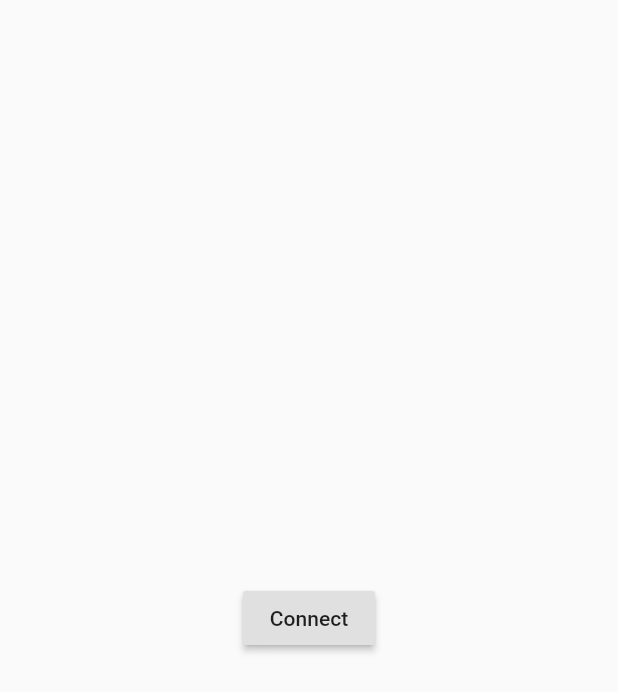
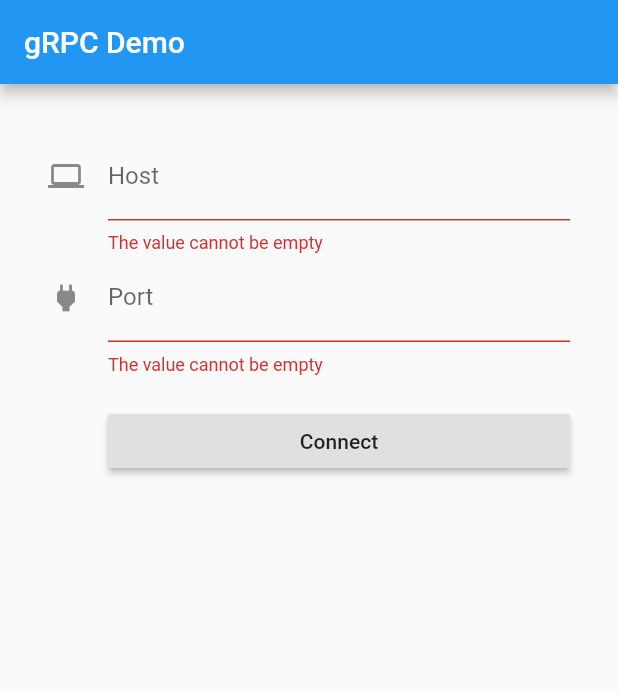
Before and after one commit to djthorpe/flutter, a Flutter app: the screen it shows after launch, after a tap on "Connect", on a phone screen of 412 x 824 dp. Shown: the top 692 px of the screen. Run offline on Flutter 3.47's test engine with Material 2 defaults, Android fonts, the phone set to English and light mode, and no system bars; our stand-ins replace bloc, flutter_bloc, flutter_mobx, mobx, shared_preferences; missing offline and left inert: grpc, zeroconf; generated files the repository leaves out were written again.

Commit message:
Updated code for grpc connection

```diff
--- a/grpc_client/lib/bloc/app.dart
+++ b/grpc_client/lib/bloc/app.dart
@@ -19,23 +19,30 @@ class AppEventStart extends AppEvent {
 }
 
 class AppEventConnect extends AppEvent {
+  final String hostName;
+  final int portNumber;
+
+  AppEventConnect(this.hostName,this.portNumber) : super();
+
   @override
-  String toString() => 'AppEventConnect';
+  String toString() => 'AppEventConnect($hostName:$portNumber)';
 }
 
 class AppEventConnectError extends AppEvent {
   final Exception exception;
 
-  AppEventConnectError(Exception e)
-      : exception = e,
-        super();
+  AppEventConnectError(this.exception) : super();
 
   @override
-  String toString() => 'AppEventConnectError';
+  String toString() => 'AppEventConnectError($exception)';
 }
 
 /////////////////////////////////////////////////////////////////////
 // STATE
+
+enum ConnectState {
+  Disconnected, Connecting, Connected, Error
+}
 
 class AppState {}
 
@@ -44,19 +51,19 @@ class AppStateUninitialized extends AppState {
   String toString() => 'AppStateUninitialized';
 }
 
-class AppConnect extends AppState {
+class AppStateConnect extends AppState {
+  final ConnectState state;
+  final Exception exception;
+
+  AppStateConnect(this.state,{this.exception}) : super();
+
   @override
-  String toString() => 'AppConnect';
+  String toString() => 'AppStateConnect($state,$exception)';
 }
 
-class AppStarted extends AppState {
+class AppStateStarted extends AppState {
   @override
-  String toString() => 'AppStarted';
-}
-
-class AppDisconnect extends AppState {
-  @override
-  String toString() => 'AppDisconnect';
+  String toString() => 'AppStateStarted';
 }
 
 /////////////////////////////////////////////////////////////////////
@@ -67,24 +74,21 @@ class AppBloc extends Bloc<AppEvent, AppState> {
 
   @override
   Stream<AppState> mapEventToState(AppEvent event) async* {
+
+    // Set state to disconnected on start
     if (event is AppEventStart) {
-      yield AppConnect();
-    }
-    if (event is AppEventConnect) {
-      // Connect to gRPC
-      try {
-        await _helloworld.connect("127.0.0.2", 8080);
-        print("connected");
-      } catch(e) {
-        print("not connected");
-        this.dispatch(AppEventConnectError(e));
-      }
+      yield AppStateConnect(ConnectState.Disconnected);
     }
 
-    if (event is AppEventConnectError) {
-      var evt = event as AppEventConnectError;
-      print("Error: ${evt.exception}");
-      yield AppConnect();
+    // Connect
+    if (event is AppEventConnect) {
+      yield AppStateConnect(ConnectState.Connecting);
+      try {
+        await _helloworld.connect(event.hostName,event.portNumber);
+        yield AppStateStarted();
+      } catch(e) {
+        yield AppStateConnect(ConnectState.Error,exception: e);
+      }
     }
   }
 
--- a/grpc_client/lib/main.dart
+++ b/grpc_client/lib/main.dart
@@ -54,29 +54,9 @@ class App extends StatefulWidget {
 class _AppState extends State<App> {
   @override
   Widget build(BuildContext context) {
-    final AppBloc _appBloc = BlocProvider.of<AppBloc>(context);
     return MaterialApp(
         title: 'gRPC Client',
-        home: BlocBuilder<AppBloc, AppState>(builder: (context, state) {
-          if (state is AppStateUninitialized) {
-            return Placeholder();
-          } else if (state is AppConnect) {
-            return Scaffold(
-                body: Center(
-                    child: RaisedButton(
-                        child: Text("Connect"), onPressed: () {
-                          _appBloc.dispatch(AppEventConnect());
-                        })));
-          } else if (state is AppEventConnectError) {
-            return Scaffold(
-                body: Center(
-                    child: RaisedButton(
-                        child: Text("Error"), onPressed: () {
-                          _appBloc.dispatch(AppEventConnect());
-                        })));
-          } else {
-            return Main();
-          }
-        }));
+        home: MainPage()
+    );
   }
 }
--- a/grpc_client/lib/pages/main.dart
+++ b/grpc_client/lib/pages/main.dart
@@ -1,15 +1,50 @@
-
 import 'package:flutter/material.dart';
+import 'package:flutter_bloc/flutter_bloc.dart';
+import 'package:bloc/bloc.dart';
+import 'package:grpc_client/bloc/app.dart';
+import 'package:grpc_client/widgets/connect_form.dart';
 
 /////////////////////////////////////////////////////////////////////
 
-class Main extends StatelessWidget {
+class MainPage extends StatefulWidget {
+  @override
+  State<MainPage> createState() => _MainPage();
+}
+
+class _MainPage extends State<MainPage> {
   @override
   Widget build(BuildContext context) {
     return Scaffold(
-      body: Center(
-        child: Text("Hello, world"),
-      ),
-    );
+        body: Scaffold(
+            appBar: AppBar(title: Text("gRPC Demo")),
+            body: BlocListener<AppBloc, AppState>(
+                listener: (context, state) {
+                  if (state is AppStateConnect &&
+                      state.state == ConnectState.Error) {
+                    Scaffold.of(context).showSnackBar(
+                        errorSnackBar(state.exception.toString()));
+                  }
+                },
+                child: BlocBuilder<AppBloc, AppState>(
+                    builder: (context, state) =>
+                        bodyBuilder(context, state)))));
   }
+
+  Widget bodyBuilder(BuildContext context, AppState state) {
+    if (state is AppStateUninitialized) {
+      return Placeholder();
+    } else if (state is AppStateConnect &&
+        state.state == ConnectState.Disconnected) {
+      return ConnectForm();
+    } else if (state is AppStateConnect && state.state == ConnectState.Error) {
+      return ConnectForm();
+    } else if (state is AppStateConnect &&
+        state.state == ConnectState.Connecting) {
+      return Center(child: Text("Connecting"));
+    } else {
+      return Center(child: Text("$state"));
+    }
+  }
+
+  Widget errorSnackBar(String msg) => SnackBar(content: Text(msg));
 }
--- a/grpc_client/lib/providers/helloworld.dart
+++ b/grpc_client/lib/providers/helloworld.dart
@@ -1,3 +1,4 @@
+import 'package:flutter/material.dart';
 import 'package:grpc/grpc.dart';
 import 'google/protobuf/empty.pb.dart';
 import "helloworld.pbgrpc.dart";
@@ -6,31 +7,39 @@ class HelloWorld {
   ClientChannel _channel;
   GreeterClient _stub;
 
-  Future<void> connect(String address, int port) async {
+  void connect(String address, int port) async {
     var options = const ChannelOptions(
         credentials: const ChannelCredentials.insecure(),
         connectionTimeout: Duration(seconds: 1),
-        idleTimeout: Duration(minutes: 1));
-    _channel = ClientChannel(address, port: port, options: options);
-    _stub = GreeterClient(_channel,
-        options: CallOptions(timeout: Duration(seconds: 1)));
+        idleTimeout: Duration(minutes: 1),
+        userAgent: "com.mutablelogic.grpc_client.helloworld");
     try {
-      await this.ping();
-    } catch (e) {
-      throw Exception("connection not successful: $e");
+      _channel = ClientChannel(address, port: port, options: options);
+      _stub = GreeterClient(_channel,
+          options: CallOptions(timeout: Duration(seconds: 1)));
+      await ping();
+    } catch(exception) {
+      _channel = null;
+      _stub = null;
+      throw(Exception("Connect: $exception"));
     }
   }
 
   Future<void> disconnect() async {
-    _channel.shutdown().then((_) {
+    _channel.shutdown().catchError((e) {
+      throw (e);
+    }).then((_) {
       _stub = null;
       _channel = null;
     });
   }
 
   Future<String> sayHello(String name) async {
-    HelloReply reply = await _stub.sayHello(HelloRequest());
-    return reply.message;
+    _stub.sayHello(HelloRequest()).catchError((e) {
+      throw (e);
+    }).then((reply) {
+      return reply.message;
+    });
   }
 
   Future<void> ping() async {
--- /dev/null
+++ b/grpc_client/lib/providers/reflection.dart
@@ -0,0 +1,26 @@
+/*
+	gRPC Client
+	Flutter client demonstrating communication with gRPC server
+	Copyright (c) David Thorpe 2019
+	Please see the LICENSE file for licensing information
+*/
+
+import 'package:grpc/grpc.dart';
+import 'package:grpc_client/providers/grpc/reflection/v1alpha/reflection.pbgrpc.dart';
+
+/////////////////////////////////////////////////////////////////////
+
+class ServerReflection extends ClientChannel {
+  final String hostName;
+  final int portNumber;
+  static const channelOptions = ChannelOptions(
+        credentials: const ChannelCredentials.insecure(),
+        connectionTimeout: Duration(seconds: 1),
+        idleTimeout: Duration(minutes: 1)
+  );
+  ServerReflectionClient stub;
+
+  ServerReflection(this.hostName,this.portNumber) : super(hostName, port: portNumber, options: channelOptions) {
+    stub = ServerReflectionClient(this);
+  }
+}
--- /dev/null
+++ b/grpc_client/lib/widgets/connect_form.dart
@@ -0,0 +1,118 @@
+/*
+	gRPC Client
+	Flutter client demonstrating communication with gRPC server
+	Copyright (c) David Thorpe 2019
+	Please see the LICENSE file for licensing information
+*/
+
+import 'package:flutter/material.dart';
+import 'package:flutter/services.dart';
+import 'package:flutter_bloc/flutter_bloc.dart';
+import 'package:grpc_client/bloc/app.dart';
+
+/////////////////////////////////////////////////////////////////////
+
+enum ConnectFormAction { Connect }
+
+/////////////////////////////////////////////////////////////////////
+
+class ConnectForm extends StatefulWidget {
+  final String hostName;
+  final int portNumber;
+
+  // Constructor
+  ConnectForm({Key key, this.hostName, this.portNumber}) : super(key: key);
+
+  // Overrides
+  @override
+  _ConnectFormState createState() => _ConnectFormState();
+}
+
+/////////////////////////////////////////////////////////////////////
+
+class _ConnectFormState extends State {
+  final formKey = GlobalKey<FormState>();
+  String hostName;
+  int portNumber;
+
+  // Constructor
+  _ConnectFormState({this.hostName, this.portNumber}) : super();
+
+  @override
+  Widget build(BuildContext context) {
+    return Form(
+        key: formKey,
+        autovalidate: true,
+        child: ListView(
+          padding: const EdgeInsets.symmetric(vertical: 32.0, horizontal: 32.0),
+          children: <Widget>[
+            formFieldHost(context),
+            formFieldPort(context),
+            formFieldAction(context),
+          ],
+        ));
+  }
+
+  formFieldHost(BuildContext context) => TextFormField(
+          inputFormatters: [
+            WhitelistingTextInputFormatter(
+                RegExp("[a-zA-Z0-9][a-zA-Z0-9\\.\\-]*"))
+          ],
+          validator: (value) {
+            if (value.isEmpty) {
+              return 'The value cannot be empty';
+            } else {
+              return null;
+            }
+          },
+          initialValue: this.hostName,
+          onSaved: (value) => setState(() => this.hostName = value),
+          decoration: const InputDecoration(
+              icon: const Icon(Icons.computer),
+              hintText: 'Hostname of remote service',
+              labelText: 'Host'));
+
+  formFieldPort(BuildContext context) => TextFormField(
+      inputFormatters: [WhitelistingTextInputFormatter.digitsOnly],
+      keyboardType: TextInputType.phone,
+      validator: (value) {
+        if (value.isEmpty) {
+          return 'The value cannot be empty';
+        } else if (value == "0") {
+          return 'The value cannot be zero';
+        } else {
+          return null;
+        }
+      },
+      initialValue: this.portNumber == null ? null : this.portNumber.toString(),
+      onSaved: (value) => setState(() => this.portNumber = int.parse(value)),
+      decoration: const InputDecoration(
+        icon: const Icon(Icons.power),
+        hintText: 'Port of remote service',
+        labelText: 'Port',
+      ));
+
+  formFieldAction(BuildContext context) => Container(
+      padding: const EdgeInsets.only(left: 40.0, top: 20.0),
+      child: RaisedButton(
+          child: const Text('Connect'),
+          onPressed: () {
+            final form = formKey.currentState;
+            if (form.validate()) {
+              form.save();
+              action(context, ConnectFormAction.Connect);
+              // DO SOMETHING HERE
+            }
+          }));
+
+  action(BuildContext context, ConnectFormAction action) {
+    final AppBloc appBloc = BlocProvider.of<AppBloc>(context);
+    switch (action) {
+      case ConnectFormAction.Connect:
+        appBloc.dispatch(AppEventConnect(this.hostName, this.portNumber));
+        break;
+      default:
+        print("No action defined for $action");
+    }
+  }
+}
```
